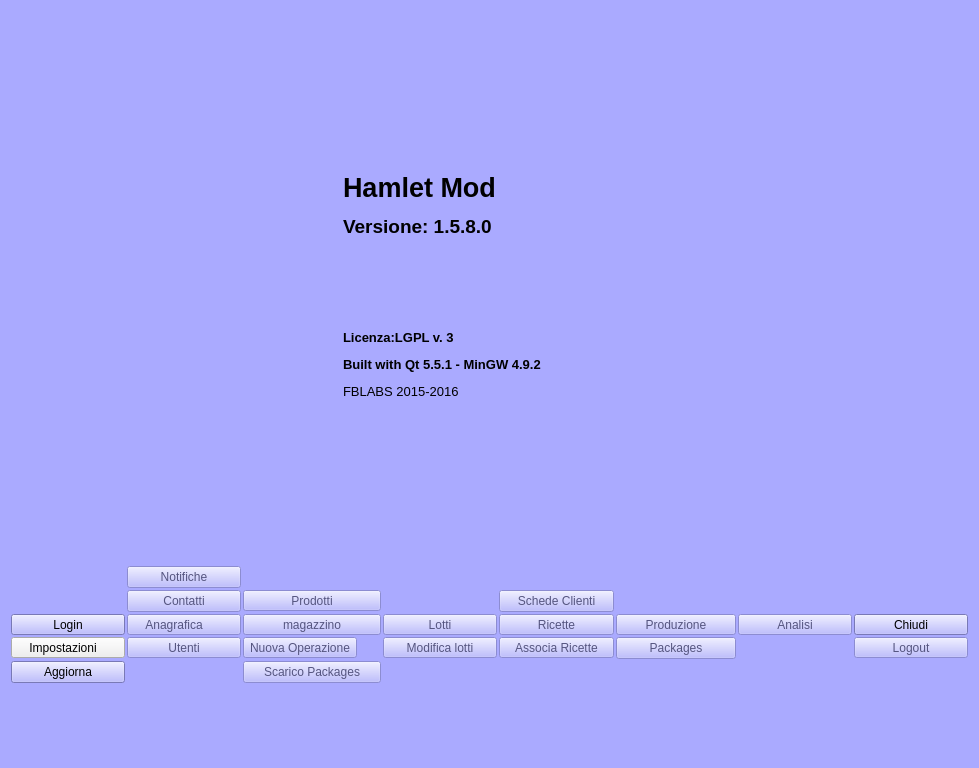
Above: mainwindow.ui from fblabs/hamlet-mod-sancon before the change. Below: the same form after it.
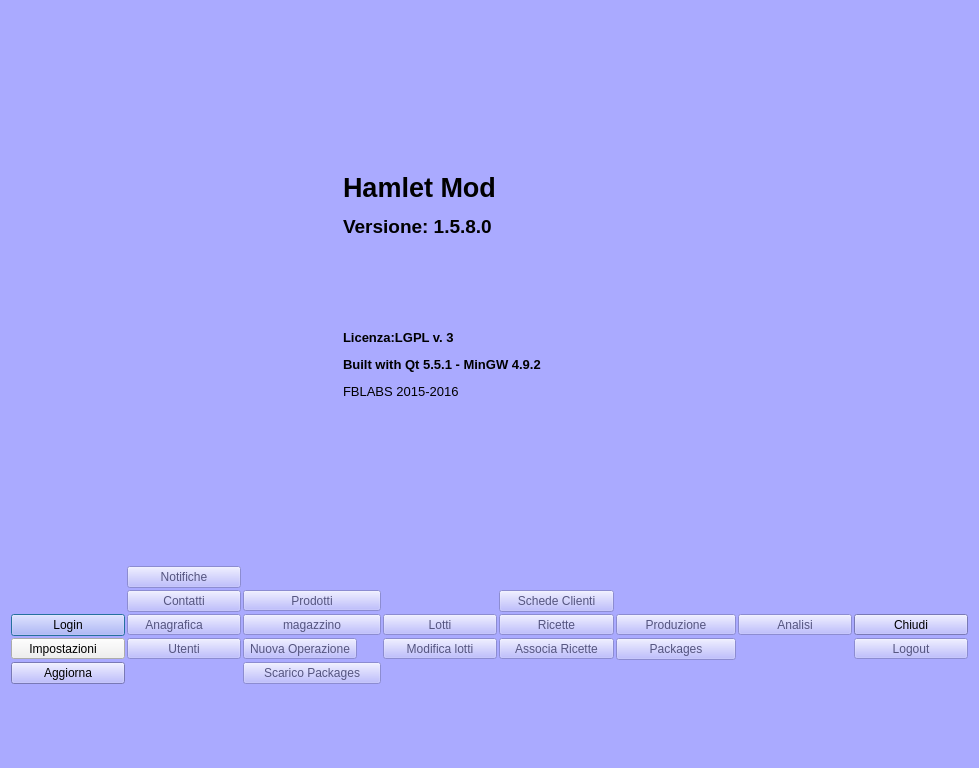
That is the form after the change. Icons and pictures are not drawn.

Commit message: 1.5.8.0 - login button is now default for main window

Patch:
```diff
--- a/mainwindow.ui
+++ b/mainwindow.ui
@@ -558,47 +558,6 @@
         <property name="spacing">
          <number>2</number>
         </property>
-        <item row="4" column="0">
-         <widget class="QToolButton" name="toolButton">
-          <property name="minimumSize">
-           <size>
-            <width>80</width>
-            <height>0</height>
-           </size>
-          </property>
-          <property name="maximumSize">
-           <size>
-            <width>120</width>
-            <height>16777215</height>
-           </size>
-          </property>
-          <property name="text">
-           <string>Login</string>
-          </property>
-          <property name="icon">
-           <iconset resource="icons.qrc">
-            <normaloff>:/Resources/User-Male.PNG</normaloff>:/Resources/User-Male.PNG</iconset>
-          </property>
-          <property name="iconSize">
-           <size>
-            <width>32</width>
-            <height>32</height>
-           </size>
-          </property>
-          <property name="shortcut">
-           <string>F5</string>
-          </property>
-          <property name="autoExclusive">
-           <bool>false</bool>
-          </property>
-          <property name="toolButtonStyle">
-           <enum>Qt::ToolButtonTextBesideIcon</enum>
-          </property>
-          <property name="autoRaise">
-           <bool>false</bool>
-          </property>
-         </widget>
-        </item>
         <item row="6" column="10">
          <widget class="QToolButton" name="tbLogout">
           <property name="enabled">
@@ -1245,6 +1204,29 @@
           </property>
          </widget>
         </item>
+        <item row="4" column="0">
+         <widget class="QPushButton" name="toolButton">
+          <property name="text">
+           <string>Login</string>
+          </property>
+          <property name="icon">
+           <iconset resource="icons.qrc">
+            <normaloff>:/Resources/User-Black.PNG</normaloff>:/Resources/User-Black.PNG</iconset>
+          </property>
+          <property name="iconSize">
+           <size>
+            <width>32</width>
+            <height>32</height>
+           </size>
+          </property>
+          <property name="autoDefault">
+           <bool>true</bool>
+          </property>
+          <property name="default">
+           <bool>true</bool>
+          </property>
+         </widget>
+        </item>
        </layout>
       </item>
      </layout>
```
The commit also changes 18 other files.
